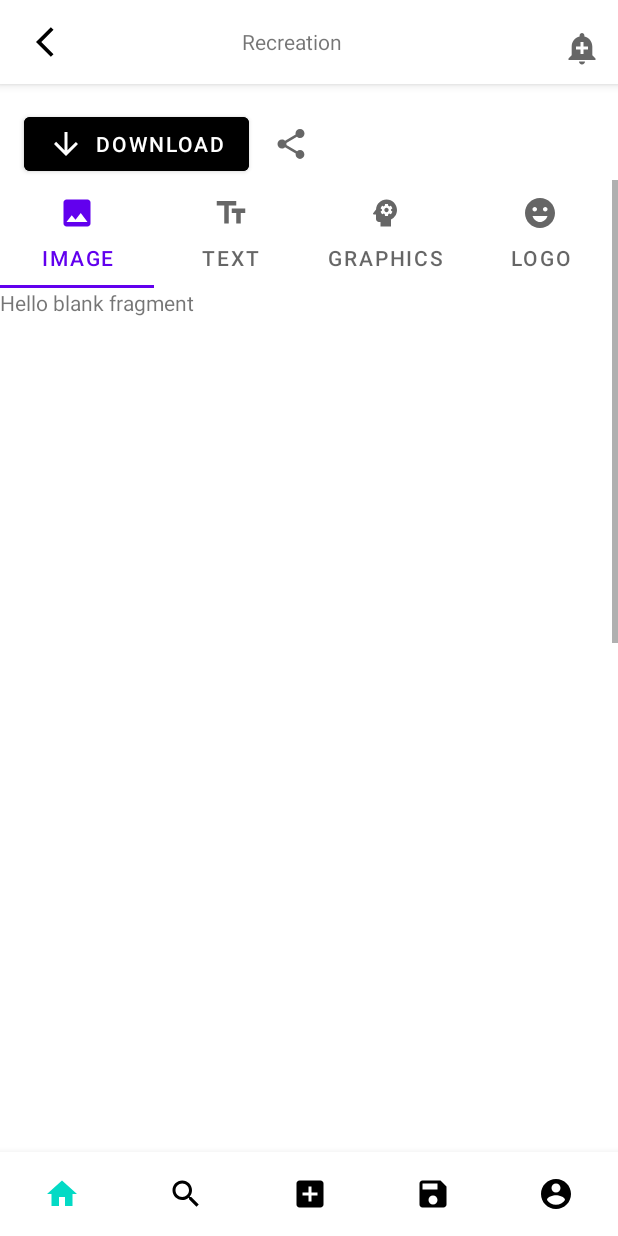
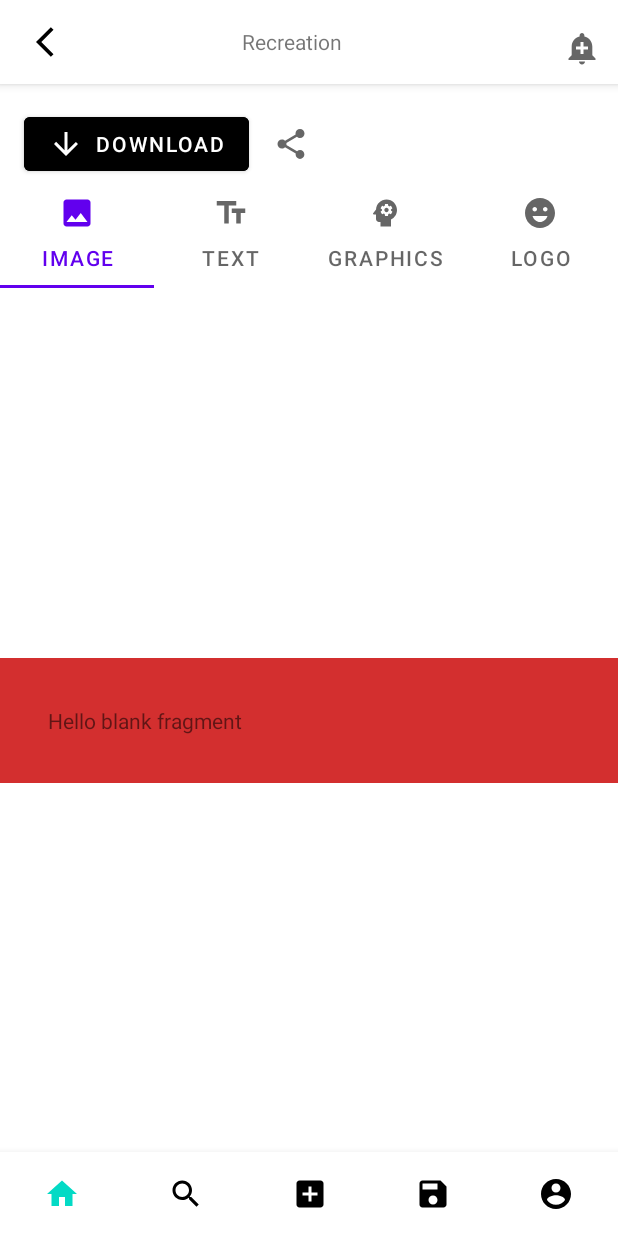
Before and after one commit to tomvsnani/MEMIZM, an Android app: the fragment RecreationFragment placed in its activity, on a phone screen of 412 x 824 dp. Run offline under Robolectric (Android 15) with nearby library versions, the phone set to English and light mode, and no system bars; libraries missing offline, so code that uses them is left out: com.dinuscxj.gesture, com.github.chrisbanes.photoview.

```diff
--- a/app/src/main/java/com/example/memeizm/Adapters/ViewpagerAdapter.kt
+++ b/app/src/main/java/com/example/memeizm/Adapters/ViewpagerAdapter.kt
@@ -6,32 +6,18 @@ import androidx.fragment.app.FragmentPagerAdapter
 import androidx.viewpager2.adapter.FragmentStateAdapter
 import com.example.memeizm.GallaryTabFragment
 import com.example.memeizm.LogoTabFragment
+import com.example.memeizm.RecreationFragment
 import com.example.memeizm.TextTabFragment
 
-class ViewpagerAdapter(var fragment: Fragment,var size:Int) : FragmentStateAdapter(fragment) {
+class ViewpagerAdapter(var fragment: Fragment, var size: Int) : FragmentStateAdapter(fragment) {
     override fun getItemCount(): Int {
         return size
     }
 
     override fun createFragment(position: Int): Fragment {
-        if(size==4)
-        when (position) {
-            0->return ImageFragment()
+        return (fragment as RecreationFragment).viewpagerFragmentList[position]
 
-            1 -> return TextTabFragment().apply {
 
-            }
-            2 -> return GallaryTabFragment()
-            3 -> return LogoTabFragment()
-        }
-        else
-        when (position) {
-            0 -> return TextTabFragment()
-            1 -> return GallaryTabFragment()
-            2 -> return LogoTabFragment()
-        }
-
-        return TextTabFragment()
     }
 
 
--- a/app/src/main/java/com/example/memeizm/RecreationFragment.kt
+++ b/app/src/main/java/com/example/memeizm/RecreationFragment.kt
@@ -11,12 +11,14 @@ import android.os.Bundle
 import android.os.Environment
 import android.util.Log
 import android.view.*
+import android.view.View.MeasureSpec.makeMeasureSpec
 import android.webkit.MimeTypeMap
 import android.widget.ImageView
 import android.widget.TextView
 import android.widget.Toast
 import androidx.activity.result.ActivityResultLauncher
 import androidx.activity.result.contract.ActivityResultContracts
+import androidx.constraintlayout.widget.ConstraintLayout
 import androidx.constraintlayout.widget.ConstraintSet
 import androidx.core.content.MimeTypeFilter
 import androidx.core.view.drawToBitmap
@@ -24,14 +26,18 @@ import androidx.core.view.setPadding
 import androidx.fragment.app.Fragment
 import androidx.viewpager2.widget.ViewPager2
 import com.dinuscxj.gesture.MultiTouchGestureDetector
+import com.example.memeizm.Adapters.ImageFragment
 import com.example.memeizm.Adapters.ViewpagerAdapter
 import com.example.memeizm.databinding.CustomAlertDialogBinding
 import com.example.memeizm.databinding.FragmentRecreationBinding
+import com.google.android.material.tabs.TabLayout
 import com.google.android.material.tabs.TabLayoutMediator
+import org.w3c.dom.Text
 import java.io.File
 import java.io.FileOutputStream
 import java.lang.Exception
-import java.util.Comparator
+import java.util.*
+import kotlin.collections.HashMap
 import kotlin.math.abs
 import kotlin.math.max
 import kotlin.math.min
@@ -54,6 +60,7 @@ class RecreationFragment : Fragment(R.layout.fragment_recreation) {
     var view1: View? = null
     var isTransformLocked = false
     var tabSize = 4
+    lateinit var viewpagerFragmentList: List<Fragment>
 
     var viewTouchPoint = -1
     lateinit var text: View
@@ -267,21 +274,34 @@ class RecreationFragment : Fragment(R.layout.fragment_recreation) {
 
 
     private fun attachViewPager() {
+        viewpagerFragmentList = if (tabSize == 4) mutableListOf(
+            ImageFragment(),
+            TextTabFragment(),
+            GallaryTabFragment(),
+            LogoTabFragment()
+        ) else mutableListOf(
+            TextTabFragment(),
+            GallaryTabFragment(),
+            LogoTabFragment()
+        )
+
         var viewPager2: ViewPager2 = binding.viewpager2
 
         viewPager2.adapter = ViewpagerAdapter(this, tabSize)
 
-        viewPager2.isUserInputEnabled = false
+//        viewPager2.isUserInputEnabled = false
 
         TabLayoutMediator(binding.tablayout, viewPager2) { tab, position ->
+
             tab.view.setOnClickListener {
 
+//               calculateHeighjtOfViewPager(tab.position)
 
                 when (it.tag) {
                     Constants.TYPE_IMAGE -> {
 //
 
-                        a!!.launch("image/*")
+//                        a!!.launch("image/*")
 
 
                     }
@@ -293,21 +313,38 @@ class RecreationFragment : Fragment(R.layout.fragment_recreation) {
 //                        generateViewDynamically(Constants.TYPE_TEXT,"yesss")
 
 
-                        createCustomTextDialog()
+//                        createCustomTextDialog()
 
                     }
 
                 }
-                binding.viewpager2.registerOnPageChangeCallback(object :
-                    ViewPager2.OnPageChangeCallback() {
-                    override fun onPageSelected(position: Int) {
-                        childFragmentManager.fragments.get(position).tag
-                        super.onPageSelected(position)
-                    }
-                })
+
 
             }
 
+            binding.viewpager2.registerOnPageChangeCallback(object : ViewPager2.OnPageChangeCallback() {
+                override fun onPageScrolled(
+                    position: Int,
+                    positionOffset: Float,
+                    positionOffsetPixels: Int
+                ) {
+                    Log.d("positionnn0",position.toString())
+
+
+
+                    super.onPageScrolled(position, positionOffset, positionOffsetPixels)
+                }
+
+                override fun onPageSelected(position: Int) {
+                    Log.d("measuredd","okk")
+                    calculateHeighjtOfViewPager(position)
+                    super.onPageSelected(position)
+                }
+
+                override fun onPageScrollStateChanged(state: Int) {
+                    super.onPageScrollStateChanged(state)
+                }
+            })
 
 
             if (tabSize == 3) {
@@ -359,6 +396,35 @@ class RecreationFragment : Fragment(R.layout.fragment_recreation) {
         }.attach()
 
 
+    }
+
+    private fun  calculateHeighjtOfViewPager(position:Int) {
+
+        viewpagerFragmentList[position].view?.apply {
+            Log.d("heightwidth", "$width   $height")
+            val wMeasureSpec = makeMeasureSpec(
+                width,
+                View.MeasureSpec.EXACTLY
+            )
+            val hMeasureSpec = makeMeasureSpec(
+                0,
+                View.MeasureSpec.UNSPECIFIED
+            )
+            measure(wMeasureSpec, hMeasureSpec)
+            if (binding.viewpager2.layoutParams.height != height) {
+                binding.viewpager2.layoutParams =
+                    (binding.viewpager2.layoutParams as ConstraintLayout.LayoutParams)
+                        .also { lp ->
+                            lp.height = this.measuredHeight
+                            lp.width = this.measuredWidth
+                        }
+            }
+            Log.d("measureddheightt",measuredHeight.toString())
+
+
+
+
+        }
     }
 
     private fun createCustomTextDialog() {
--- a/app/src/main/res/layout/fragment_image.xml
+++ b/app/src/main/res/layout/fragment_image.xml
@@ -9,6 +9,7 @@
     <TextView
         android:layout_width="match_parent"
         android:layout_height="match_parent"
+        android:padding="32dp"
         android:text="@string/hello_blank_fragment" />
 
 </FrameLayout>
--- a/app/src/main/res/layout/fragment_recreation.xml
+++ b/app/src/main/res/layout/fragment_recreation.xml
@@ -72,7 +72,8 @@
                 app:layout_constraintBottom_toTopOf="@id/tablayout"
                 app:layout_constraintEnd_toEndOf="parent"
                 app:layout_constraintStart_toStartOf="parent"
-                app:layout_constraintTop_toTopOf="parent">
+                app:layout_constraintTop_toTopOf="parent"
+                app:layout_constraintVertical_bias="0.89">
 
 
                 <ImageView
@@ -117,7 +118,8 @@
 
             <androidx.viewpager2.widget.ViewPager2
                 android:id="@+id/viewpager2"
-                android:layout_width="wrap_content"
+                android:layout_width="0dp"
+                android:background="@color/red"
                 android:layout_height="wrap_content"
                 app:layout_constraintBottom_toBottomOf="parent"
                 app:layout_constraintEnd_toEndOf="@+id/tablayout"
```
Also changed, not shown: app/src/main/java/com/example/memeizm/TextTabFragment.kt (+3 -19 lines), 60 other files.
